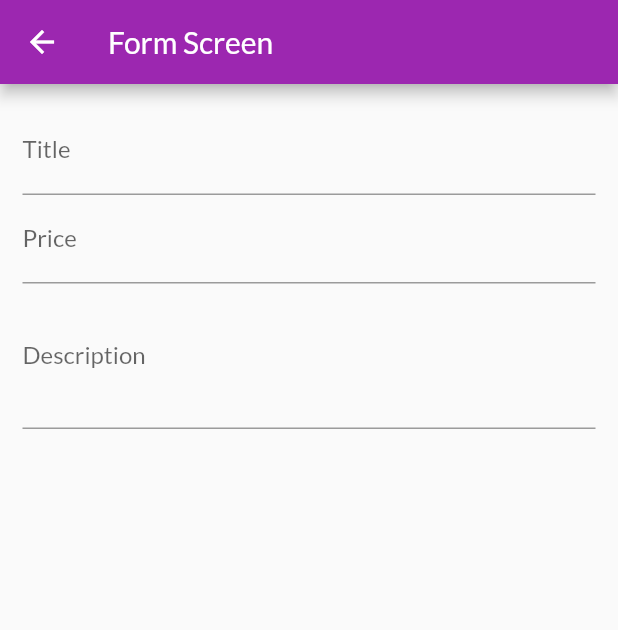
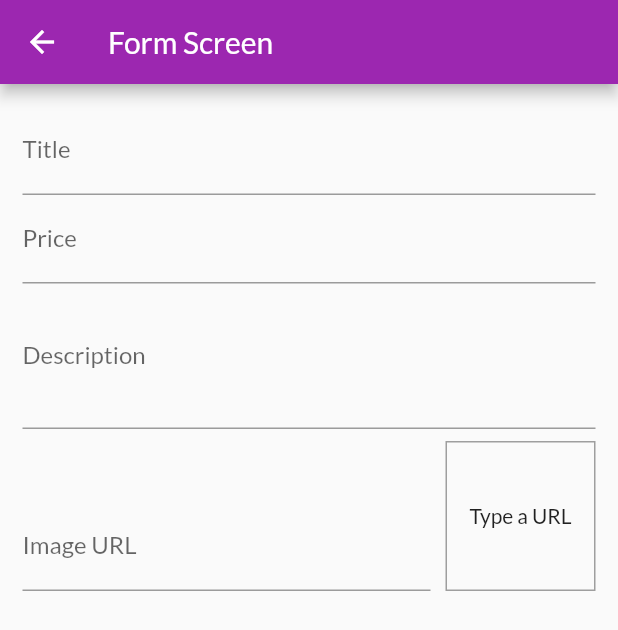
Before and after one commit to s7Thiago/flutter-shop-app, a Flutter app: the ProductFormScreen screen opened by its route, on a phone screen of 412 x 824 dp. Shown: the top 630 px of the screen. Run offline on Flutter 3.47's test engine with Material 2 defaults, Android fonts, the phone set to English and light mode, and no system bars; network calls fail.

Commit message:
Image url text field

```diff
--- a/lib/views/product_form_screen.dart
+++ b/lib/views/product_form_screen.dart
@@ -9,12 +9,25 @@ class _ProductFormScreenState extends State<ProductFormScreen> {
   // Focus nodes
   final _priceFocusNode = FocusNode();
   final _descriptionFocusNode = FocusNode();
+  final _imageUrlFocusNode = FocusNode();
+  final _imageUrlController = TextEditingController();
+
+  @override
+  void initState() {
+    super.initState();
+    _imageUrlFocusNode.addListener(_updateImage);
+  }
 
   @override
   void dispose() {
     super.dispose();
     _priceFocusNode.dispose();
     _descriptionFocusNode.dispose();
+    _imageUrlFocusNode.dispose();
+  }
+
+  void _updateImage() {
+    setState(() {});
   }
 
   @override
@@ -50,11 +63,49 @@ class _ProductFormScreenState extends State<ProductFormScreen> {
                 decoration: InputDecoration(
                   labelText: 'Description',
                 ),
-                textInputAction: TextInputAction.next,
                 keyboardType: TextInputType.multiline,
                 focusNode: _descriptionFocusNode,
                 maxLines: 3,
+                onFieldSubmitted: (_) {
+                  FocusScope.of(context).requestFocus(_imageUrlFocusNode);
+                },
               ),
+              Row(
+                crossAxisAlignment: CrossAxisAlignment.end,
+                children: [
+                  Expanded(
+                    child: TextFormField(
+                      decoration: InputDecoration(
+                        labelText: 'Image URL',
+                      ),
+                      controller: _imageUrlController,
+                      keyboardType: TextInputType.url,
+                      textInputAction: TextInputAction.done,
+                      focusNode: _imageUrlFocusNode,
+                    ),
+                  ),
+                  Container(
+                    width: 100,
+                    height: 100,
+                    margin: const EdgeInsets.only(top: 8, left: 10),
+                    alignment: Alignment.center,
+                    decoration: BoxDecoration(
+                      border: Border.all(
+                        color: Colors.grey,
+                        width: 1,
+                      ),
+                    ),
+                    child: _imageUrlController.text.isEmpty
+                        ? Text('Type a URL')
+                        : FittedBox(
+                            child: Image.network(
+                              _imageUrlController.text,
+                              fit: BoxFit.cover,
+                            ),
+                          ),
+                  ),
+                ],
+              )
             ],
           ),
         ),
```
